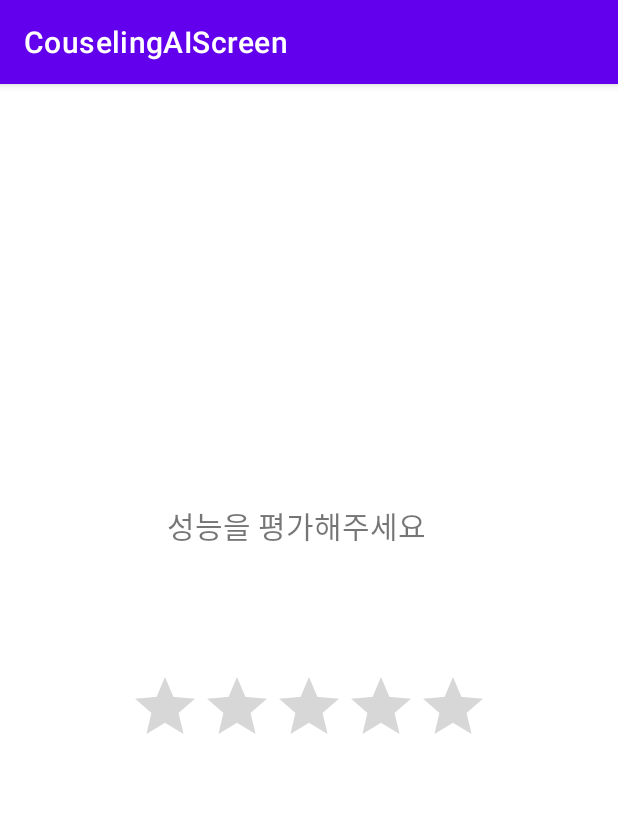
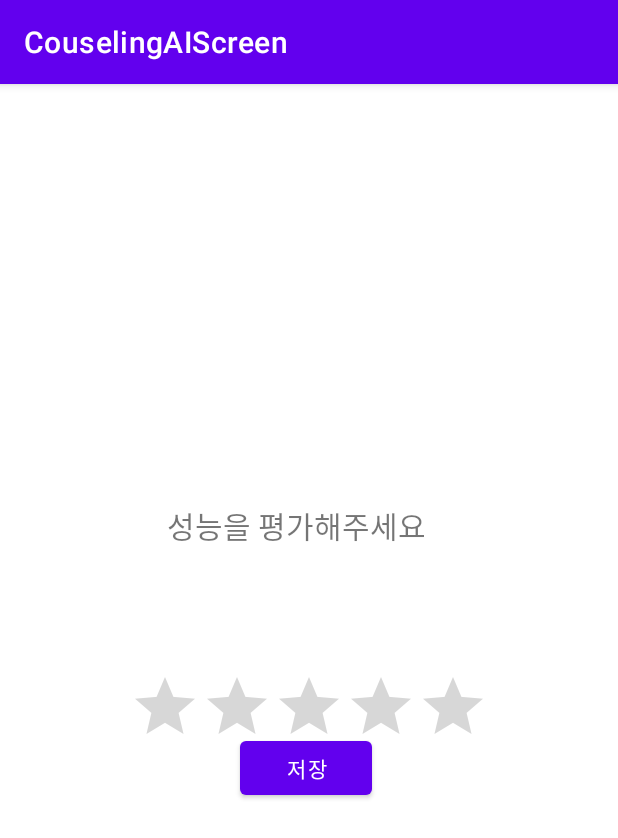
Before and after one commit to sejinlimme/capstone, an Android app: the CounselingCallActivity_login screen opened directly, with no data from a screen before it, after a tap on an icon or button, on a phone screen of 412 x 824 dp. Shown: the top 838 px of the screen. Run offline under Robolectric (Android 15) with nearby library versions, the phone set to English and light mode, and no system bars; our stand-ins replace Firebase (no records; nobody signed in at launch, a user with empty details on screens opened directly), Volley.

Commit message:
최종 화면 구현

```diff
--- a/app/src/main/AndroidManifest.xml
+++ b/app/src/main/AndroidManifest.xml
@@ -30,12 +30,14 @@
         </activity>
         <activity android:name=".LoginActivity"></activity>
         <activity android:name=".MembershipActivity"></activity>
-        <activity android:name=".CounselingChoiceActivity"></activity>
+        <activity android:name=".CounselingChoiceActivity_logout"></activity>
         <activity android:name=".CounselingCallActivity_login"></activity>
-        <activity android:name=".CounselingTextActivity"></activity>
+        <activity android:name=".CounselingTextActivity_login"></activity>
         <activity android:name=".MarkActivity"></activity>
         <activity android:name=".MainActivity"></activity>
         <activity android:name=".CounselingCallActivity_logout"></activity>
+        <activity android:name=".CounselingTextActivity_logout"></activity>
+        <activity android:name=".CounselingChoiceActivity_login"></activity>
     </application>
 
 </manifest>
--- a/app/src/main/java/com/cookandroid/couselingaiscreen/CounselingCallActivity_login.java
+++ b/app/src/main/java/com/cookandroid/couselingaiscreen/CounselingCallActivity_login.java
@@ -57,7 +57,7 @@ public class CounselingCallActivity_login extends AppCompatActivity{
     @Override
     protected void onCreate(@Nullable Bundle savedInstanceState) {
         super.onCreate(savedInstanceState);
-        setContentView(R.layout.counselingcallscreen_logout);
+        setContentView(R.layout.counselingcallscreen_login);
 
         CheckPermission();
 
--- a/app/src/main/java/com/cookandroid/couselingaiscreen/LoginActivity.java
+++ b/app/src/main/java/com/cookandroid/couselingaiscreen/LoginActivity.java
@@ -56,7 +56,7 @@ public class LoginActivity extends AppCompatActivity {
                             @Override
                             public void onComplete(@NonNull Task<AuthResult> task) {
                                 if(task.isSuccessful()){
-                                    Intent intent = new Intent(LoginActivity.this, CounselingChoiceActivity.class);
+                                    Intent intent = new Intent(LoginActivity.this, CounselingChoiceActivity_login.class);
                                     startActivity(intent);
                                 } else {
                                     Toast.makeText(LoginActivity.this, "로그인 오류", Toast.LENGTH_SHORT).show();
--- a/app/src/main/java/com/cookandroid/couselingaiscreen/MainActivity.java
+++ b/app/src/main/java/com/cookandroid/couselingaiscreen/MainActivity.java
@@ -32,7 +32,7 @@ public class MainActivity extends AppCompatActivity {
 
             @Override
             public void onClick(View view){
-                Intent intent = new Intent(getApplicationContext(), CounselingChoiceActivity.class);
+                Intent intent = new Intent(getApplicationContext(), CounselingChoiceActivity_logout.class);
                 startActivity(intent);
             }
         });
--- a/app/src/main/java/com/cookandroid/couselingaiscreen/MarkActivity.java
+++ b/app/src/main/java/com/cookandroid/couselingaiscreen/MarkActivity.java
@@ -1,14 +1,37 @@
 package com.cookandroid.couselingaiscreen;
 
 import android.os.Bundle;
+import android.widget.Button;
+import android.widget.RatingBar;
+import android.widget.Toast;
 
 import androidx.annotation.Nullable;
 import androidx.appcompat.app.AppCompatActivity;
 
+import com.google.firebase.database.DatabaseReference;
+import com.google.firebase.database.FirebaseDatabase;
+
 public class MarkActivity extends AppCompatActivity {
+
+    private RatingBar mark;
+    private DatabaseReference mRatingBarCh;
+    private Button markstore;
+
     @Override
     protected void onCreate(@Nullable Bundle savedInstanceState) {
         super.onCreate(savedInstanceState);
         setContentView(R.layout.markscreen);
+
+        mark = (RatingBar) findViewById(R.id.performanceEvaluation);
+        markstore = (Button) findViewById(R.id.markstore);
+        DatabaseReference rootRef = FirebaseDatabase.getInstance().getReference();
+        final DatabaseReference mRatingBarCh = rootRef.child("ratings");
+
+        mark.setOnRatingBarChangeListener(new RatingBar.OnRatingBarChangeListener() {
+            @Override
+            public void onRatingChanged(RatingBar ratingBar, float level, boolean reselected) {
+                mRatingBarCh.child("ratings").setValue(String.valueOf(level));
+            }
+        });
     }
 }
--- a/app/src/main/res/layout/counselingtextscreen.xml
+++ b/app/src/main/res/layout/counselingtextscreen_login.xml
@@ -4,7 +4,7 @@
     xmlns:tools="http://schemas.android.com/tools"
     android:layout_width="match_parent"
     android:layout_height="match_parent"
-    tools:context=".CounselingTextActivity">
+    tools:context=".CounselingTextActivity_login">
 
 
     <EditText
--- a/app/src/main/res/layout/markscreen.xml
+++ b/app/src/main/res/layout/markscreen.xml
@@ -29,4 +29,14 @@
         app:layout_constraintTop_toTopOf="parent"
         tools:text="성능을 평가해주세요" />
 
+    <Button
+        android:id="@+id/markstore"
+        android:layout_width="wrap_content"
+        android:layout_height="wrap_content"
+        android:layout_marginStart="160dp"
+        android:layout_marginTop="432dp"
+        android:text="저장"
+        app:layout_constraintStart_toStartOf="parent"
+        app:layout_constraintTop_toTopOf="parent" />
+
 </androidx.constraintlayout.widget.ConstraintLayout>
```
Also changed, not shown: app/src/main/java/com/cookandroid/couselingaiscreen/CounselingChoiceActivity_login.java (added, +42 -0 lines), app/src/main/java/com/cookandroid/couselingaiscreen/CounselingChoiceActivity_logout.java (renamed from app/src/main/java/com/cookandroid/couselingaiscreen/CounselingChoiceActivity.java, +4 -4 lines), app/src/main/java/com/cookandroid/couselingaiscreen/CounselingTextActivity_logout.java (renamed from app/src/main/java/com/cookandroid/couselingaiscreen/CounselingTextActivity.java, +10 -9 lines), app/src/main/res/layout/counselingscreenchoice_logout.xml (added, +36 -0 lines), app/src/main/res/layout/counselingtextscreen_logout.xml (added, +59 -0 lines), app/src/main/res/layout/counselingcallscreen_login.xml (renamed from app/src/main/res/layout/counselingcallscreen.xml), app/src/main/res/layout/counselingscreenchoice_login.xml (renamed from app/src/main/res/layout/counselingscreenchoice.xml).
